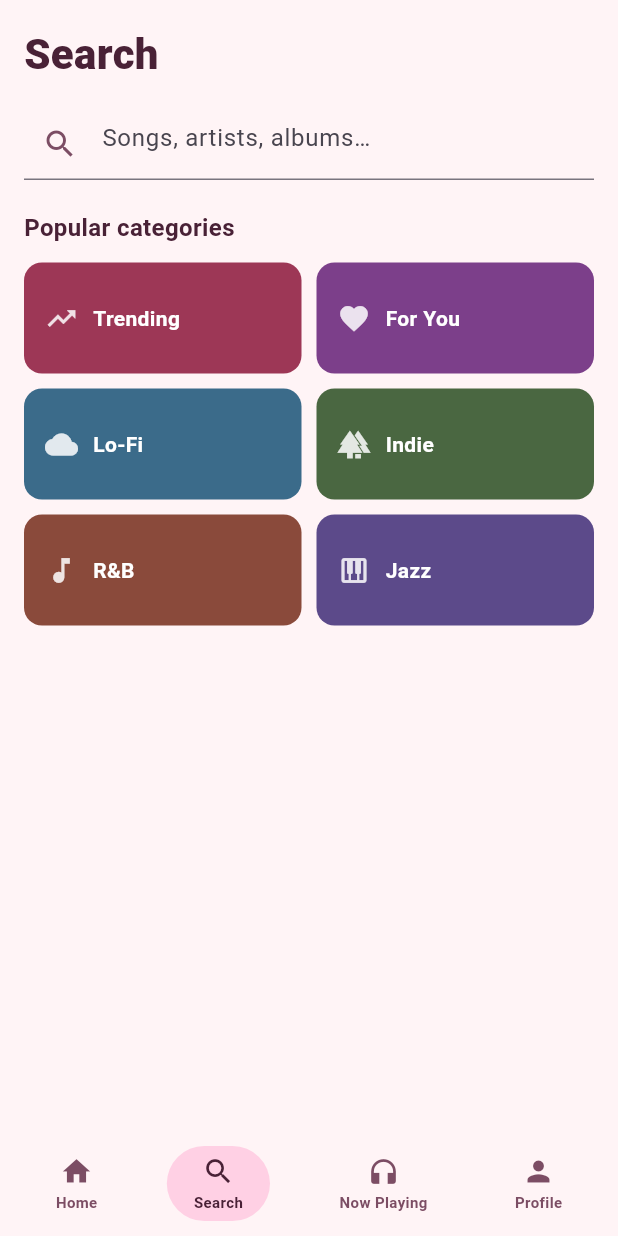
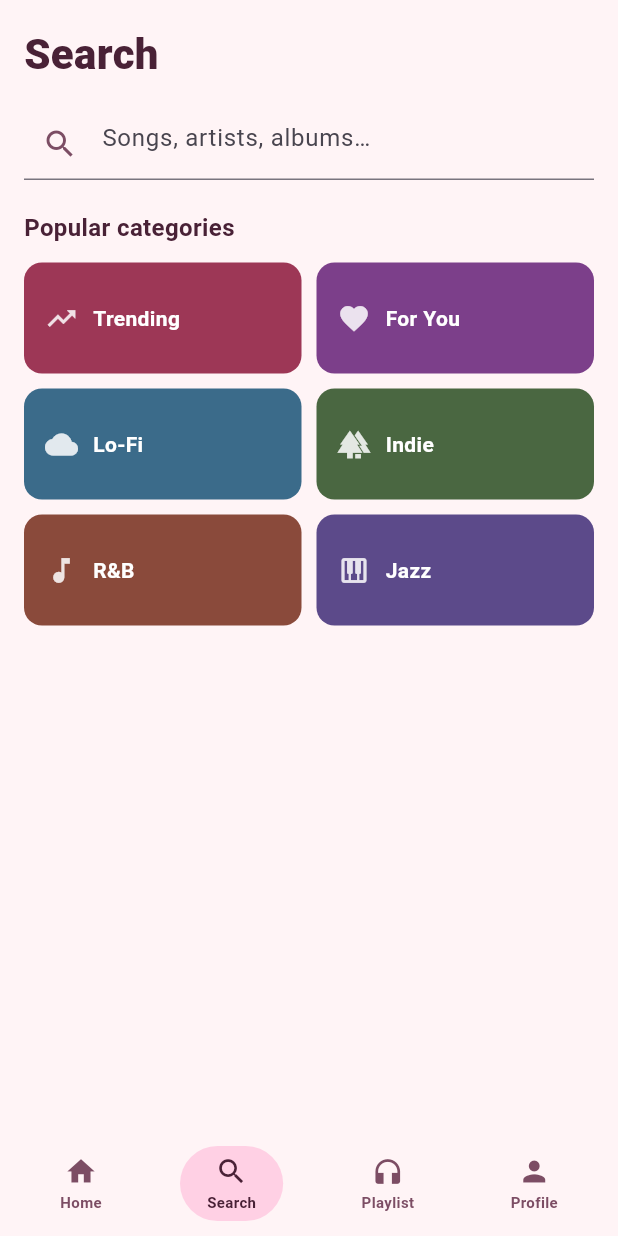
Before and after one commit to RjamesMz/Flutter_TuneIn, a Flutter app: the MainScreen screen opened directly, scrolled down 226 dp, after a tap on "Search", on a phone screen of 412 x 824 dp. Run offline on Flutter 3.47's test engine with Material 3 defaults, Android fonts, the phone set to English and light mode, and no system bars; our stand-ins replace google_fonts; network calls fail.

Commit message:
Fixed routing issue

```diff
--- a/lib/main.dart
+++ b/lib/main.dart
@@ -1,10 +1,10 @@
 import 'package:flutter/material.dart';
-import 'package:tunely/mainpage.dart';
 import 'package:tunely/pages/home.dart';
 import 'package:tunely/pages/login.dart';
 import 'package:tunely/pages/profile.dart';
 import 'package:tunely/pages/search_screen.dart';
 import 'package:tunely/pages/playlist_page.dart';
+import 'package:tunely/pages/main_screen.dart';
 
 void main() {
   runApp(const MyApp());
@@ -31,7 +31,7 @@ class MyApp extends StatelessWidget {
               ? settings.arguments as String
               : '';
           return MaterialPageRoute(
-            builder: (context) => MainPage(username: username),
+            builder: (context) => MainScreen(),
             settings: settings,
           );
         }
--- a/lib/pages/main_screen.dart
+++ b/lib/pages/main_screen.dart
@@ -2,6 +2,7 @@ import 'package:flutter/material.dart';
 
 import '../core/app_colors.dart';
 import '../pages/home.dart';
+import '../pages/playlist_page.dart';
 import '../pages/profile.dart';
 import '../pages/search_screen.dart';
 import '../widgets/mini_player.dart';
@@ -27,6 +28,7 @@ class _MainScreenState extends State<MainScreen> {
   static const List<Widget> _screens = [
     HomeScreen(),
     SearchScreen(),
+    PlaylistPage(),
     ProfilePage(username: '',),
   ];
 
--- a/lib/widgets/bottom_navigation_bar.dart
+++ b/lib/widgets/bottom_navigation_bar.dart
@@ -6,7 +6,7 @@ import '../core/app_colors.dart';
 // MainScreen controls the selected tab via IndexedStack.
 
 class BottomNavBar extends StatelessWidget {
-  final int currentIndex; // 0=Home, 1=Search, 2=Now Playing, 3=Profile
+  final int currentIndex; // 0=Home, 1=Search, 2=Playlist, 3=Profile
   final void Function(int) onTap; // called when a tab is tapped
 
   const BottomNavBar({
@@ -27,7 +27,7 @@ class BottomNavBar extends StatelessWidget {
           children: [
             _NavItem(icon: Icons.home,             label: 'Home',       index: 0, currentIndex: currentIndex, onTap: onTap),
             _NavItem(icon: Icons.search,           label: 'Search',     index: 1, currentIndex: currentIndex, onTap: onTap),
-            _NavItem(icon: Icons.headphones,       label: 'Now Playing',index: 2, currentIndex: currentIndex, onTap: onTap),
+            _NavItem(icon: Icons.headphones,       label: 'Playlist',   index: 2, currentIndex: currentIndex, onTap: onTap),
             _NavItem(icon: Icons.person,           label: 'Profile',    index: 3, currentIndex: currentIndex, onTap: onTap),
           ],
         ),
```
